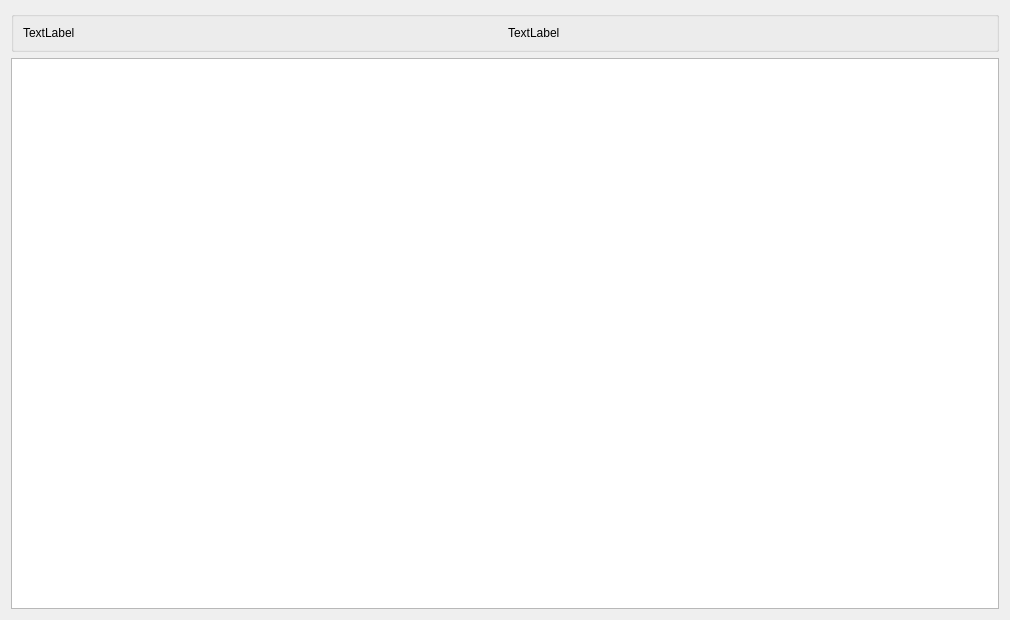
This is widgets/crypto_stacked_widget.ui in navI-tutoff/finance_accounting_app as Qt 5 draws it before an edit. The edited form follows.
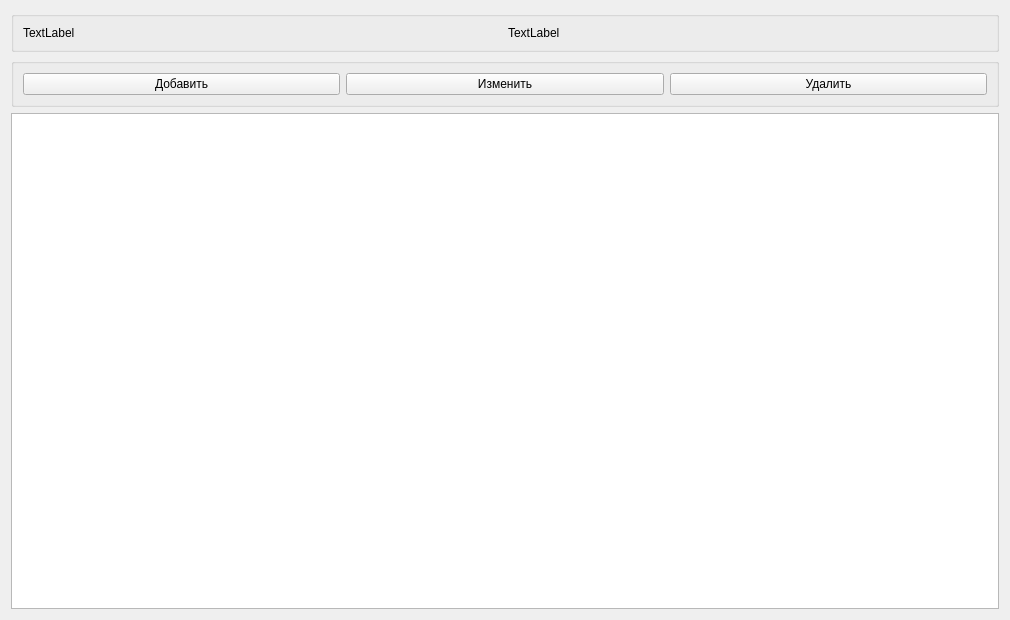
This is the edited form.

Commit message: add dialog for adding new cryptocoin

```diff
--- a/widgets/crypto_stacked_widget.ui
+++ b/widgets/crypto_stacked_widget.ui
@@ -37,6 +37,36 @@
      </layout>
     </widget>
    </item>
+   <item>
+    <widget class="QGroupBox" name="buttonsGroupBox">
+     <property name="title">
+      <string/>
+     </property>
+     <layout class="QHBoxLayout" name="horizontalLayout_2">
+      <item>
+       <widget class="QPushButton" name="addCoinButton">
+        <property name="text">
+         <string>Добавить</string>
+        </property>
+       </widget>
+      </item>
+      <item>
+       <widget class="QPushButton" name="editCoinButton">
+        <property name="text">
+         <string>Изменить</string>
+        </property>
+       </widget>
+      </item>
+      <item>
+       <widget class="QPushButton" name="deleteCoinButton">
+        <property name="text">
+         <string>Удалить</string>
+        </property>
+       </widget>
+      </item>
+     </layout>
+    </widget>
+   </item>
    <item>
     <widget class="QTableView" name="tableView"/>
    </item>
```
Left out of the diff: 2 changed lines with no effect on the pictures. The commit also changes 7 other files.
